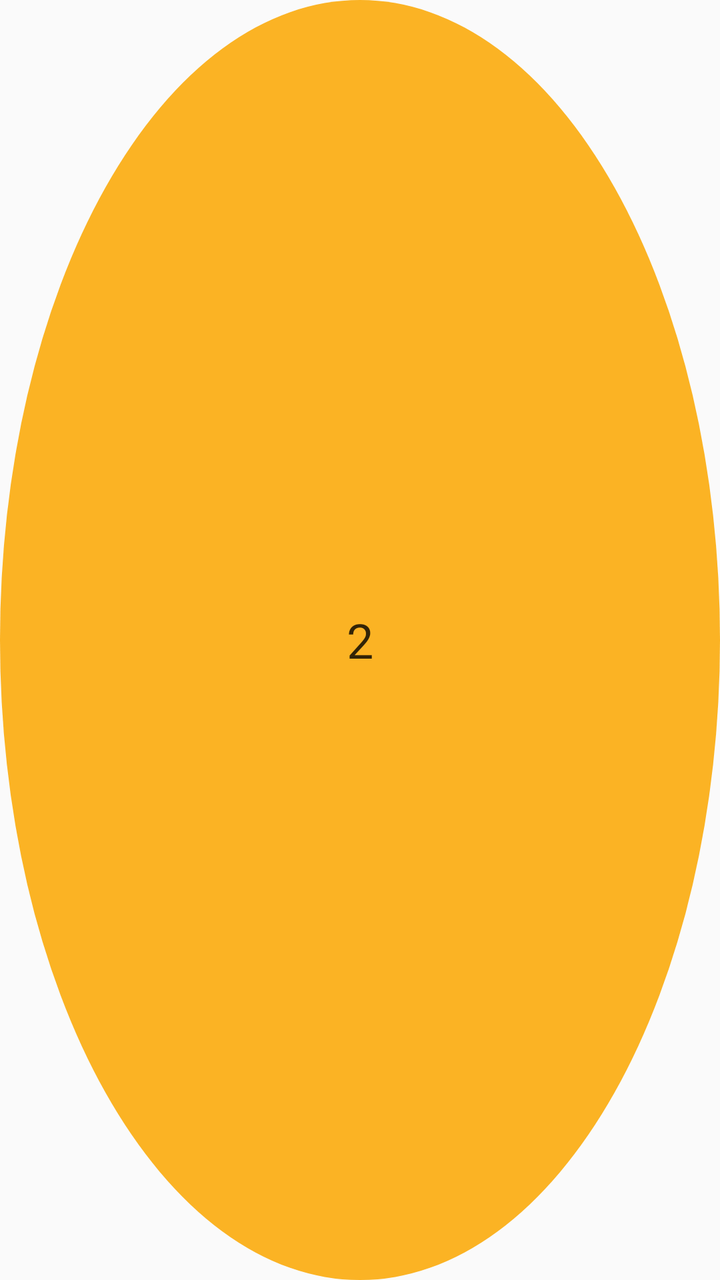
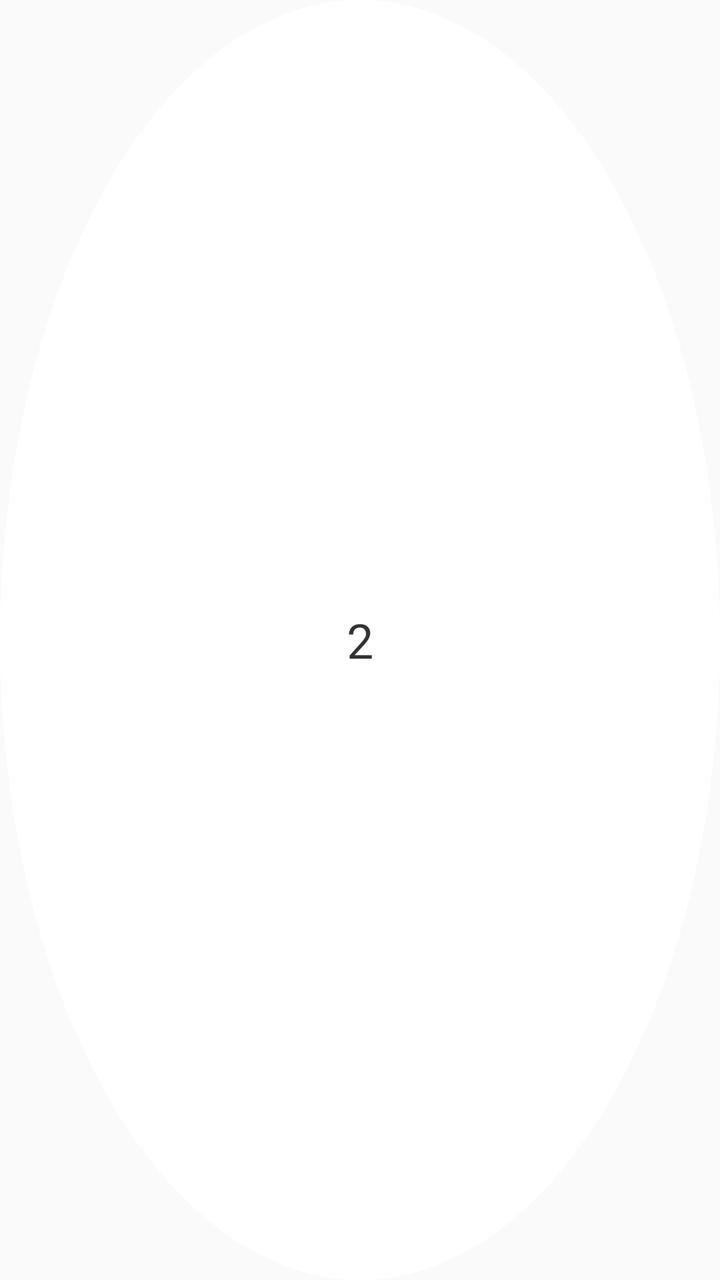

Screens rendered from an Android XML layout before and after an edit, with the pre-edit source and the edit as a unified diff.
<!-- AndroidManifest.xml: application theme Theme.UvIndex -->
<!-- res/layout/uv_index_widget.xml -->
<FrameLayout xmlns:android="http://schemas.android.com/apk/res/android"
    xmlns:tools="http://schemas.android.com/tools"
    style="@style/Widget.UvIndex.AppWidget.Container"
    android:layout_width="50dp"
    android:layout_height="50dp"
    android:background="#00ffffff"
    android:theme="@style/Theme.UvIndex.AppWidgetContainer">

    <ImageView
        android:id="@+id/appwidget_imageview"
        android:layout_width="match_parent"
        android:layout_height="match_parent"
        android:background="@drawable/uv_index_circular_background" />

    <TextView
        android:id="@+id/appwidget_text"
        android:layout_width="match_parent"
        android:layout_height="match_parent"
        android:gravity="center"
        android:background="#00ffffff"
        android:contentDescription="@string/appwidget_text"
        android:text="2"
        android:textColor="#CC000000"
        android:textSize="24sp" />

</FrameLayout>
<!-- resources referenced by this layout -->
<resources>
  <!-- drawable uv_index_circular_background (drawable) -->
  <?xml version="1.0" encoding="utf-8"?>
  <shape xmlns:android="http://schemas.android.com/apk/res/android"
      android:shape="oval">
      <corners android:radius="10dip" />
      <solid android:color="#FBB324" />
  </shape>
  <string name="appwidget_text">UV: %d</string>
  <style name="Theme.UvIndex.AppWidgetContainer" parent="Theme.UvIndex.AppWidgetContainerParent">
          
          <item name="appWidgetPadding">0dp</item>
      </style>
  <style name="Widget.UvIndex.AppWidget.Container" parent="android:Widget">
          <item name="android:id">@android:id/background</item>
          <item name="android:background">?android:attr/colorBackground</item>
      </style>
  <style name="Theme.UvIndex" parent="android:Theme.Material.Light.NoActionBar">
          <item name="android:statusBarColor">@color/purple_700</item>
      </style>
  <style name="Theme.UvIndex.AppWidgetContainerParent" parent="@android:style/Theme.DeviceDefault">
          
          <item name="appWidgetRadius">16dp</item>
          
          <item name="appWidgetInnerRadius">8dp</item>
      </style>
  <color name="purple_700">#FF3700B3</color>
</resources>

<!-- the commit's change to res/layout/uv_index_widget.xml (unified diff, before → after) -->
@@ -8,6 +8,7 @@
 
     <ImageView
         android:id="@+id/appwidget_imageview"
+        android:padding="1dp"
         android:layout_width="match_parent"
         android:layout_height="match_parent"
         android:background="@drawable/uv_index_circular_background" />
<!-- resource entries referenced after the edit -->
@@ -4,8 +4,8 @@
   <?xml version="1.0" encoding="utf-8"?>
   <shape xmlns:android="http://schemas.android.com/apk/res/android"
       android:shape="oval">
-      <corners android:radius="10dip" />
-      <solid android:color="#FBB324" />
+      <corners android:radius="10dp" />
+      <solid android:color="@color/white" />
   </shape>
   <string name="appwidget_text">UV: %d</string>
   <style name="Theme.UvIndex.AppWidgetContainer" parent="Theme.UvIndex.AppWidgetContainerParent">
@@ -19,6 +19,7 @@
   <style name="Theme.UvIndex" parent="android:Theme.Material.Light.NoActionBar">
           <item name="android:statusBarColor">@color/purple_700</item>
       </style>
+  <color name="white">#FFFFFFFF</color>
   <style name="Theme.UvIndex.AppWidgetContainerParent" parent="@android:style/Theme.DeviceDefault">
           
           <item name="appWidgetRadius">16dp</item>
